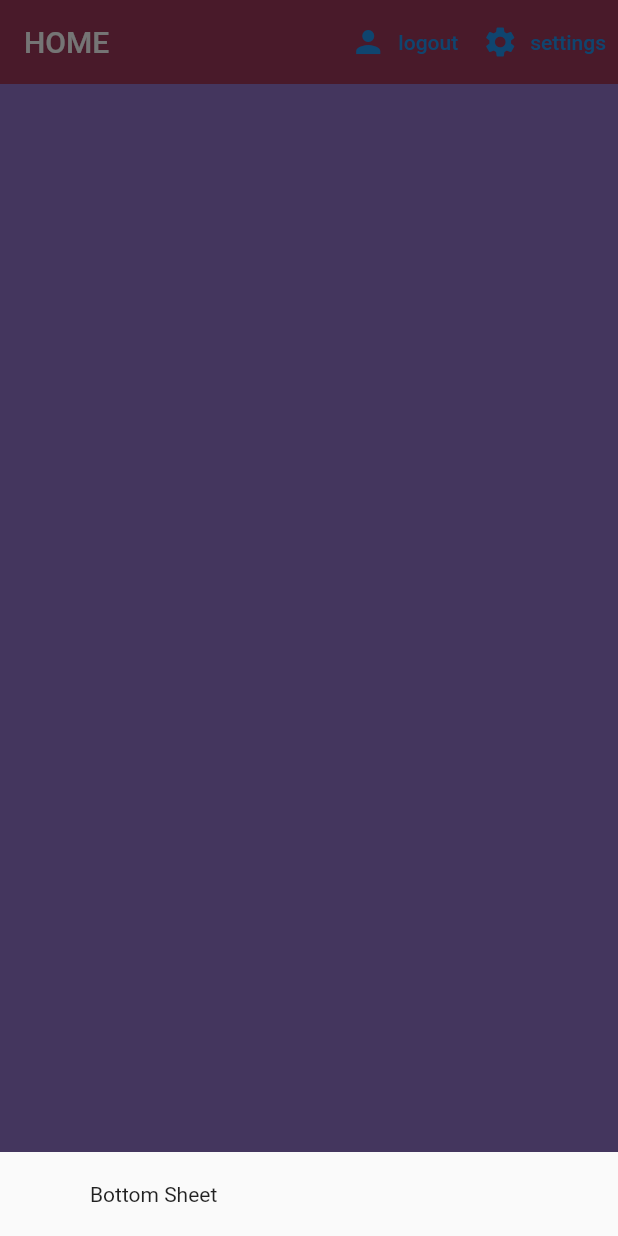
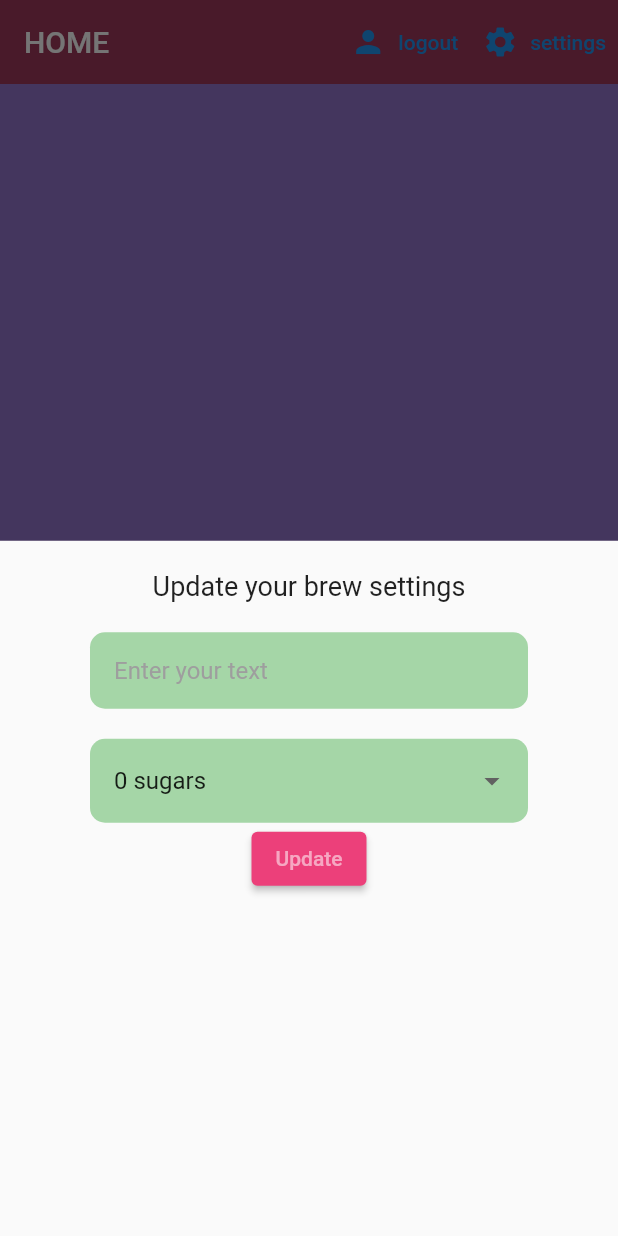
Before and after one commit to VishruthVS/FlutterAuthentication, a Flutter app: the screen it shows once a user with an empty profile is signed in, after a tap on "settings", on a phone screen of 412 x 824 dp. Run offline on Flutter 3.47's test engine with Material 2 defaults, Android fonts, the phone set to English and light mode, and no system bars; our stand-ins replace cloud_firestore, firebase_auth, firebase_core, flutter_spinkit; accounts and stored records are empty.

Commit message:
drop-down ui in bottom sheet

```diff
--- a/lib/screens/home/home.dart
+++ b/lib/screens/home/home.dart
@@ -2,6 +2,7 @@ import 'package:flutter/material.dart';
 import 'package:provider/provider.dart';
 import 'package:signinauth/models/brew.dart';
 import 'package:signinauth/screens/home/brew_list.dart';
+import 'package:signinauth/screens/home/settings_form.dart';
 import 'package:signinauth/services/auth.dart';
 import 'package:signinauth/services/database.dart';
 
@@ -16,7 +17,7 @@ class Home extends StatelessWidget {
           builder: (context) {
             return Container(
               padding: EdgeInsets.symmetric(vertical: 20.0, horizontal: 60.0),
-              child: Text('Bottom Sheet'),
+              child: SettingsForm(),
             );
           });
     }
--- /dev/null
+++ b/lib/screens/home/settings_form.dart
@@ -0,0 +1,107 @@
+import 'package:flutter/material.dart';
+
+class SettingsForm extends StatefulWidget {
+  const SettingsForm({super.key});
+
+  @override
+  State<SettingsForm> createState() => _SettingsFormState();
+}
+
+class _SettingsFormState extends State<SettingsForm> {
+  final _formKey = GlobalKey<FormState>();
+  final List<String> sugars = ['0', '1', '2', '3', '4'];
+
+  String? _currentName;
+  String? _currentSugars;
+  int? _currentStrength;
+
+  @override
+  Widget build(BuildContext context) {
+    return Form(
+      key: _formKey,
+      child: Column(
+        children: <Widget>[
+          Text(
+            'Update your brew settings',
+            style: TextStyle(fontSize: 18.0),
+          ),
+          SizedBox(
+            height: 20.0,
+          ),
+          TextFormField(
+            style: TextStyle(color: Colors.white), // Text color
+            decoration: InputDecoration(
+              fillColor: Colors.green[200], // Background color
+              filled: true,
+              hintText: 'Enter your text',
+              hintStyle: TextStyle(color: Colors.grey), // Hint text color
+              contentPadding: EdgeInsets.all(16.0), // Padding around the text
+              border: OutlineInputBorder(
+                // Customize the border
+                borderRadius: BorderRadius.circular(10.0),
+                borderSide:
+                    BorderSide(color: Colors.transparent), // Hide the border
+              ),
+              enabledBorder: OutlineInputBorder(
+                // Customize the enabled border
+                borderRadius: BorderRadius.circular(10.0),
+                borderSide: BorderSide(
+                    color: const Color.fromARGB(
+                        0, 145, 29, 29)), // Hide the border
+              ),
+            ),
+            validator: (val) =>
+                val?.isEmpty ?? true ? 'Please enter a name' : null,
+            onChanged: (val) => setState(() => _currentName = val),
+          ),
+
+          SizedBox(height: 20.0),
+          //dropdown
+          DropdownButtonFormField<String>(
+            decoration: InputDecoration(
+              fillColor: Colors.green[200], // Background color
+              filled: true,
+              hintText: 'Enter your text',
+              hintStyle: TextStyle(color: Colors.grey), // Hint text color
+              contentPadding: EdgeInsets.all(16.0), // Padding around the text
+              border: OutlineInputBorder(
+                // Customize the border
+                borderRadius: BorderRadius.circular(10.0),
+                borderSide:
+                    BorderSide(color: Colors.transparent), // Hide the border
+              ),
+              enabledBorder: OutlineInputBorder(
+                // Customize the enabled border
+                borderRadius: BorderRadius.circular(10.0),
+                borderSide: BorderSide(
+                    color: const Color.fromARGB(
+                        0, 145, 29, 29)), // Hide the border
+              ),
+            ),
+            value: _currentSugars ?? '0',
+            items: sugars.map((sugar) {
+              return DropdownMenuItem(
+                value: sugar,
+                child: Text("$sugar sugars"),
+              );
+            }).toList(),
+            onChanged: (val) => setState(() => _currentSugars = val),
+          ),
+          //slider
+          ElevatedButton(
+            style: ElevatedButton.styleFrom(
+              backgroundColor: Colors.pink[400],
+              foregroundColor: Colors.white54,
+            ),
+            onPressed: () async {
+              print(_currentName);
+              print(_currentSugars);
+              print(_currentStrength);
+            },
+            child: Text('Update'),
+          )
+        ],
+      ),
+    );
+  }
+}
```
